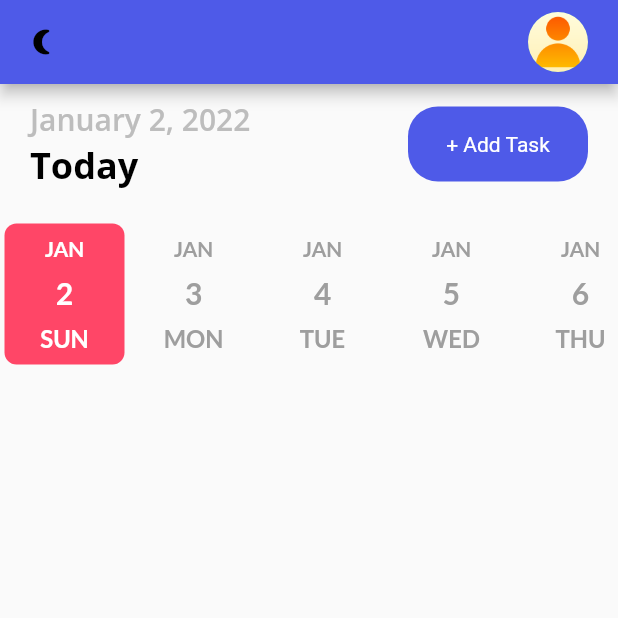
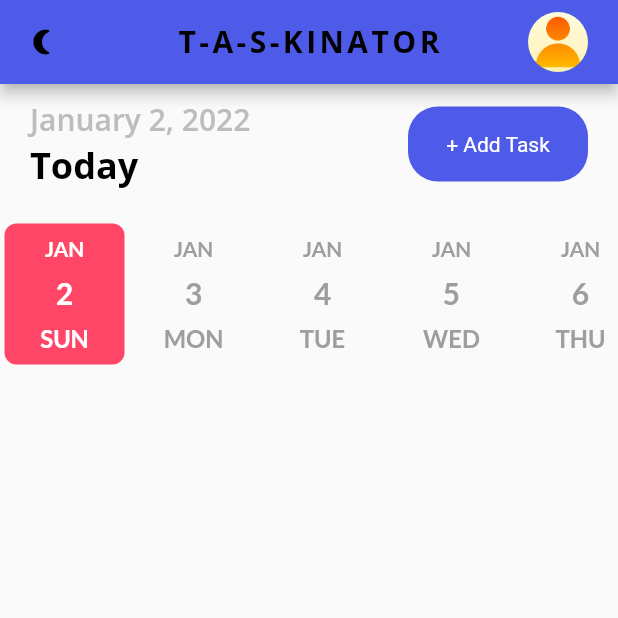
Before and after one commit to jim-2000/flutter-taskitanor, a Flutter app: the screen it shows after launch, on a phone screen of 412 x 824 dp, the top half of it. Run offline on Flutter 3.47's test engine with Material 2 defaults, Android fonts, the phone set to English and light mode, and no system bars; drawn by our look-alikes of date_picker_timeline; our stand-ins replace flutter_local_notifications, flutter_native_timezone, flutter_staggered_animations, get, get_storage, google_fonts and 2 more; accounts and stored records are empty.

Commit message:
app title or other ui added

```diff
--- a/lib/screens/homepage.dart
+++ b/lib/screens/homepage.dart
@@ -305,6 +305,15 @@ class _HomePageState extends State<HomePage> {
 
 _appBar() {
   return AppBar(
+    title: Text(
+      "T-A-S-KINATOR",
+      style: TextStyle(
+        color: Get.isDarkMode ? Colors.orange : Colors.black,
+        letterSpacing: 2.3,
+        fontWeight: FontWeight.bold,
+      ),
+    ),
+    centerTitle: true,
     leading: GestureDetector(
       child: Get.isDarkMode
           ? Icon(
```
